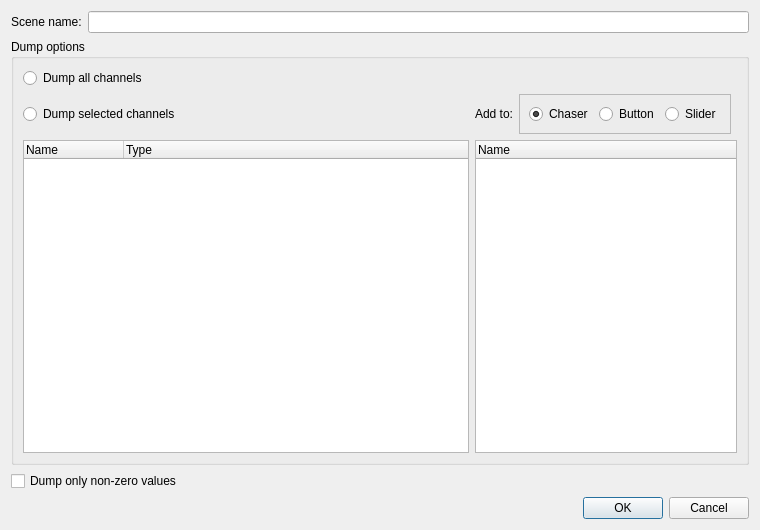
Old version of the form ui/src/dmxdumpfactory.ui in the repository mcallegari/qlcplus.
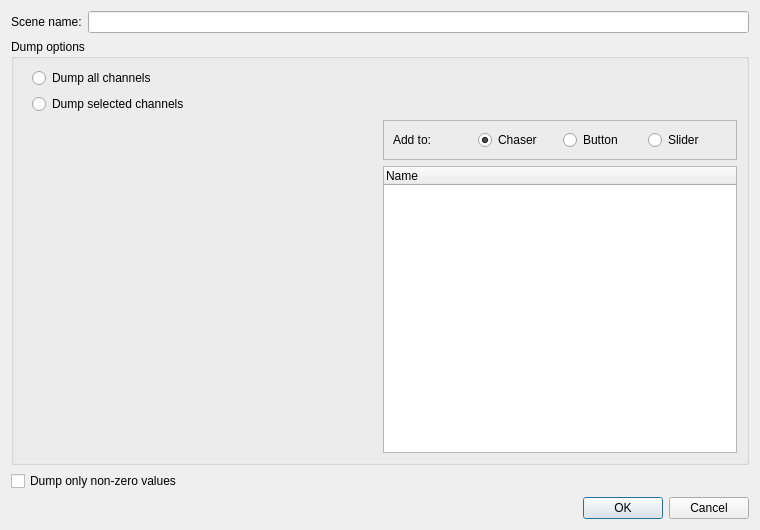
New version of the form. Icons and pictures are not drawn.

Commit message:
UI: unified fixture tree code into a single class: FixtureTreeWidget
It is now possible to select a group when adding fixtures to a Scene

Patch:
```diff
--- a/ui/src/dmxdumpfactory.ui
+++ b/ui/src/dmxdumpfactory.ui
@@ -41,28 +41,7 @@
       <string>Dump options</string>
      </property>
      <layout class="QGridLayout" name="gridLayout_2">
-      <item row="1" column="0">
-       <widget class="QRadioButton" name="m_dumpSelectedRadio">
-        <property name="text">
-         <string>Dump selected channels</string>
-        </property>
-       </widget>
-      </item>
-      <item row="0" column="0" colspan="2">
-       <widget class="QRadioButton" name="m_dumpAllRadio">
-        <property name="text">
-         <string notr="true">Dump all channels</string>
-        </property>
-       </widget>
-      </item>
-      <item row="1" column="1">
-       <widget class="QLabel" name="label_2">
-        <property name="text">
-         <string>Add to:</string>
-        </property>
-       </widget>
-      </item>
-      <item row="3" column="1" colspan="3">
+      <item row="3" column="2" colspan="2">
        <widget class="QTreeWidget" name="m_addtoTree">
         <property name="rootIsDecorated">
          <bool>false</bool>
@@ -74,7 +53,7 @@
         </column>
        </widget>
       </item>
-      <item row="1" column="2">
+      <item row="2" column="2" colspan="2">
        <widget class="QFrame" name="frame">
         <property name="frameShape">
          <enum>QFrame::StyledPanel</enum>
@@ -83,6 +62,13 @@
          <enum>QFrame::Raised</enum>
         </property>
         <layout class="QHBoxLayout" name="horizontalLayout_2">
+         <item>
+          <widget class="QLabel" name="label_2">
+           <property name="text">
+            <string>Add to:</string>
+           </property>
+          </widget>
+         </item>
          <item>
           <widget class="QRadioButton" name="m_chaserRadio">
            <property name="text">
@@ -110,21 +96,36 @@
         </layout>
        </widget>
       </item>
-      <item row="3" column="0">
-       <widget class="QTreeWidget" name="m_fixturesTree">
-        <property name="alternatingRowColors">
-         <bool>true</bool>
+      <item row="2" column="0" rowspan="2" colspan="2">
+       <layout class="QVBoxLayout" name="m_treeLayout"/>
+      </item>
+      <item row="1" column="0" colspan="4">
+       <widget class="QFrame" name="frame_2">
+        <property name="frameShape">
+         <enum>QFrame::NoFrame</enum>
         </property>
-        <column>
-         <property name="text">
-          <string>Name</string>
+        <layout class="QVBoxLayout" name="verticalLayout">
+         <property name="topMargin">
+          <number>0</number>
          </property>
-        </column>
-        <column>
-         <property name="text">
-          <string>Type</string>
+         <property name="bottomMargin">
+          <number>0</number>
          </property>
-        </column>
+         <item>
+          <widget class="QRadioButton" name="m_dumpAllRadio">
+           <property name="text">
+            <string notr="true">Dump all channels</string>
+           </property>
+          </widget>
+         </item>
+         <item>
+          <widget class="QRadioButton" name="m_dumpSelectedRadio">
+           <property name="text">
+            <string>Dump selected channels</string>
+           </property>
+          </widget>
+         </item>
+        </layout>
        </widget>
       </item>
      </layout>
```
Left out of the diff: 60 changed lines with no effect on the pictures. The commit also changes 16 other files.
